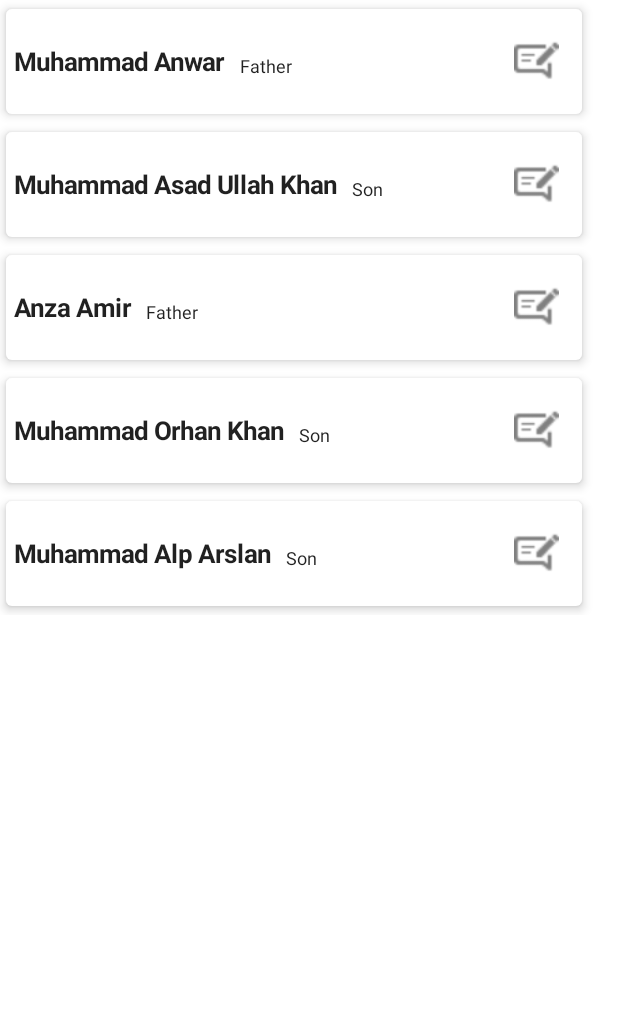
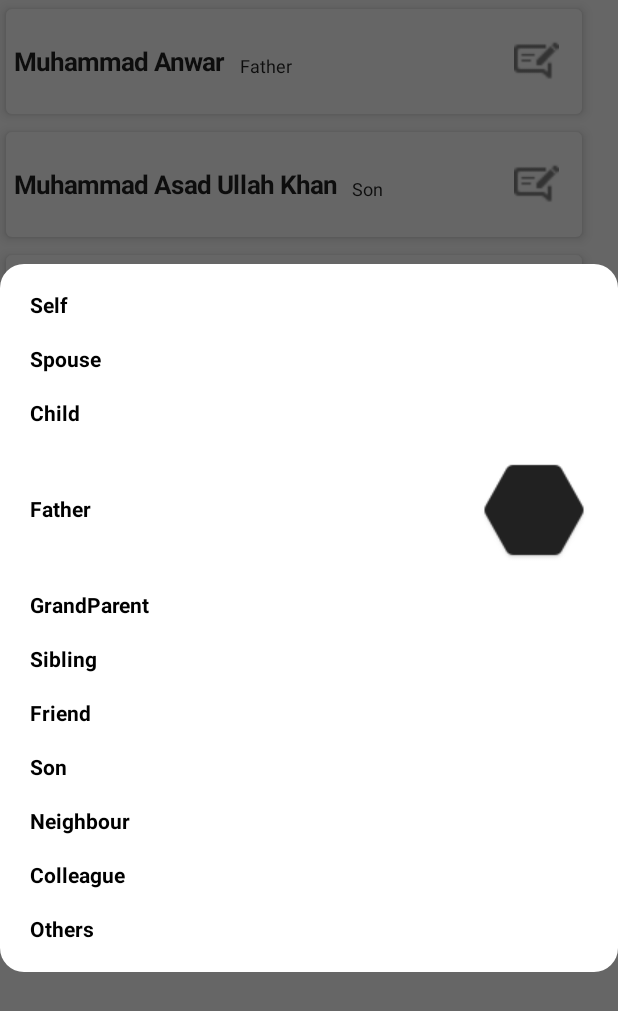
Before and after one commit to Amir-ByteGrowth/MvvmJetPackLab, an Android app built with Jetpack Compose: the composable RelationShipManagementContent shown on its own in the app's theme, after a tap on "Muhammad Anwar", on a phone screen of 412 x 824 dp. Shown: the top 1011 px of the screen. Run offline under Robolectric (Android 15) with nearby library versions, the phone set to English and light mode, and no system bars; our stand-ins replace Dagger/Hilt's generated code.

Commit message:
relationship dialog created

```diff
--- a/app/src/main/java/com/example/mvvmjetpackcompose/ui/screens/managerelationship/ManageRelationships.kt
+++ b/app/src/main/java/com/example/mvvmjetpackcompose/ui/screens/managerelationship/ManageRelationships.kt
@@ -49,23 +49,10 @@ fun ManageRelationShipsScreen(modifier: Modifier = Modifier) {
             modifier = modifier.padding(start = 20.dp, bottom = 20.dp),
             content = { RelationShipManagementContent() }
         )
-//        { padding ->  // We need to pass scaffold's inner padding to content. That's why we use Box.
-//            Box(modifier = Modifier.padding(padding)) {
-//                ModalBottomSheetMainScreen(scope = scope, state = modalBottomSheetState)
-//            }
-//        }
+
     }
 }
 
-
-//@Composable
-//fun ManageRelationShipsScreen(modifier: Modifier = Modifier) {
-//    Scaffold(
-//
-//        modifier = modifier.padding(start = 20.dp, bottom = 20.dp),
-//        content = { RelationShipManagementContent() }
-//    )
-//}
 
 @OptIn(ExperimentalMaterialApi::class)
 @Composable
@@ -98,8 +85,8 @@ fun RelationShipAppBar(
                 .size(50.dp)
                 .clickable(onClick = {
                     scope.launch {
-                            state.show()
-                        }
+                        state.show()
+                    }
 
                 }),
             contentAlignment = Alignment.Center
@@ -119,21 +106,38 @@ fun RelationShipManagementContent(
     relationShipManagementViewModel: RelationShipManagementViewModel = hiltViewModel(),
     modifier: Modifier = Modifier
 ) {
+    if (relationShipManagementViewModel.showDialog.value) {
+        RelationShipDialog(
+            value = relationShipManagementViewModel.selectedItemValue,
+            setShowDialog = { relationShipManagementViewModel.showDialog.value = false },
+            setValue = {})
+    }
+
+
     LazyColumn(state = rememberLazyListState(), modifier = modifier.padding(end = 20.dp)) {
         items(relationShipManagementViewModel.relationShipList) {
-            CardRelationItem(relationModel = it)
+            CardRelationItem(
+                relationModel = it,
+                itemClick = {
+                    relationShipManagementViewModel.selectedItemValue = it.relation
+                    relationShipManagementViewModel.showDialog.value = true
+                })
         }
     }
 }
 
 
 @Composable
-fun CardRelationItem(modifier: Modifier = Modifier, relationModel: RelationModel) {
+fun CardRelationItem(
+    modifier: Modifier = Modifier,
+    relationModel: RelationModel,
+    itemClick: () -> Unit
+) {
     Card(
         modifier = modifier
             .fillMaxWidth()
             .padding(horizontal = 4.dp, vertical = 6.dp)
-            .clickable { }, elevation = 4.dp
+            .clickable { itemClick() }, elevation = 4.dp
     ) {
         Row(
             verticalAlignment = Alignment.CenterVertically,
--- /dev/null
+++ b/app/src/main/java/com/example/mvvmjetpackcompose/ui/screens/managerelationship/RelationShipDialog.kt
@@ -0,0 +1,79 @@
+package com.example.mvvmjetpackcompose.ui.screens.managerelationship
+
+import androidx.compose.foundation.clickable
+import androidx.compose.foundation.layout.*
+import androidx.compose.foundation.lazy.LazyColumn
+import androidx.compose.foundation.lazy.items
+import androidx.compose.foundation.shape.RoundedCornerShape
+import androidx.compose.material.Icon
+import androidx.compose.material.Surface
+import androidx.compose.material.Text
+import androidx.compose.runtime.Composable
+import androidx.compose.ui.Alignment
+import androidx.compose.ui.Modifier
+import androidx.compose.ui.graphics.Color
+import androidx.compose.ui.res.painterResource
+import androidx.compose.ui.text.TextStyle
+import androidx.compose.ui.text.font.FontWeight
+import androidx.compose.ui.unit.dp
+import androidx.compose.ui.window.Dialog
+import com.example.mvvmjetpackcompose.R
+
+var relationShipsList = listOf(
+    "Self",
+    "Spouse",
+    "Child",
+    "Father",
+    "GrandParent",
+    "Sibling",
+    "Friend",
+    "Son",
+    "Neighbour",
+    "Colleague",
+    "Others"
+)
+
+@Composable
+fun RelationShipDialog(
+    value: String,
+    setShowDialog: (Boolean) -> Unit,
+    setValue: (String) -> Unit, modifier: Modifier = Modifier
+) {
+    Dialog(onDismissRequest = { setShowDialog(false) }) {
+        Surface(
+            shape = RoundedCornerShape(16.dp),
+            color = Color.White,
+
+            ) {
+            LazyColumn(
+                modifier = modifier
+                    .fillMaxWidth()
+                    .padding(vertical = 10.dp, horizontal = 10.dp)
+            ) {
+                items(relationShipsList) { it ->
+                    RelationShipItem(it, value == it)
+                }
+            }
+        }
+    }
+}
+
+@Composable
+fun RelationShipItem(title: String, isSelected: Boolean, modifier: Modifier = Modifier) {
+    Row(
+        horizontalArrangement = Arrangement.SpaceBetween,
+        modifier = modifier
+            .fillMaxWidth()
+            .clickable {}
+            .padding(horizontal = 10.dp, vertical = 10.dp),
+        verticalAlignment = Alignment.CenterVertically
+    ) {
+        Text(
+            text = title,
+            style = TextStyle.Default.copy(color = Color.Black, fontWeight = FontWeight.Bold)
+        )
+        if (isSelected) {
+            Icon(painter = painterResource(id = R.drawable.icon), contentDescription = "amir")
+        }
+    }
+}
--- a/app/src/main/java/com/example/mvvmjetpackcompose/ui/screens/managerelationship/RelationShipManagementViewModel.kt
+++ b/app/src/main/java/com/example/mvvmjetpackcompose/ui/screens/managerelationship/RelationShipManagementViewModel.kt
@@ -1,5 +1,6 @@
 package com.example.mvvmjetpackcompose.ui.screens.managerelationship
 
+import androidx.compose.runtime.mutableStateOf
 import androidx.lifecycle.ViewModel
 import com.example.mvvmjetpackcompose.data.models.RelationModel
 import com.example.mvvmjetpackcompose.data.remote.reporitory.MainRepository
@@ -20,4 +21,8 @@ class RelationShipManagementViewModel @Inject constructor(
         RelationModel("Muhammad Alp Arslan", "Son")
     )
 
+    var showDialog = mutableStateOf(false)
+
+    var selectedItemValue = ""
+
 }
```
